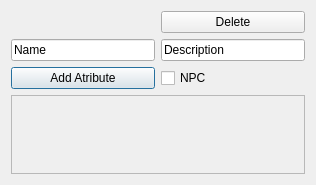
Before: the Qt Designer form charactertab.ui in Michael-A-D/HelloWorlds, drawn with Qt 5.
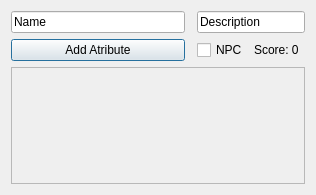
After: the same form once the commit is applied.

Commit message: Adding core module: computes score from abilities to characters

What changed in the file:
```diff
--- a/charactertab.ui
+++ b/charactertab.ui
@@ -7,7 +7,7 @@
     <x>0</x>
     <y>0</y>
     <width>316</width>
-    <height>185</height>
+    <height>195</height>
    </rect>
   </property>
   <property name="sizePolicy">
@@ -20,14 +20,42 @@
    <string>Dialog</string>
   </property>
   <layout class="QGridLayout" name="gridLayout">
-   <item row="3" column="1">
+   <item row="0" column="0">
+    <widget class="QLineEdit" name="name">
+     <property name="text">
+      <string>Name</string>
+     </property>
+    </widget>
+   </item>
+   <item row="2" column="2">
     <widget class="QCheckBox" name="npc">
      <property name="text">
       <string>NPC</string>
      </property>
     </widget>
    </item>
-   <item row="4" column="0" colspan="2">
+   <item row="2" column="0">
+    <widget class="QPushButton" name="pushButton">
+     <property name="text">
+      <string>Add Atribute</string>
+     </property>
+    </widget>
+   </item>
+   <item row="2" column="3">
+    <widget class="QLabel" name="score">
+     <property name="text">
+      <string>Score: 0</string>
+     </property>
+    </widget>
+   </item>
+   <item row="0" column="2" colspan="2">
+    <widget class="QLineEdit" name="descritpion">
+     <property name="text">
+      <string>Description</string>
+     </property>
+    </widget>
+   </item>
+   <item row="4" column="0" colspan="4">
     <widget class="QScrollArea" name="scrollArea">
      <property name="widgetResizable">
       <bool>true</bool>
@@ -38,7 +66,7 @@
         <x>0</x>
         <y>0</y>
         <width>296</width>
-        <height>66</height>
+        <height>109</height>
        </rect>
       </property>
       <property name="sizePolicy">
@@ -50,34 +78,6 @@
      </widget>
     </widget>
    </item>
-   <item row="3" column="0">
-    <widget class="QPushButton" name="pushButton">
-     <property name="text">
-      <string>Add Atribute</string>
-     </property>
-    </widget>
-   </item>
-   <item row="1" column="1">
-    <widget class="QLineEdit" name="descritpion">
-     <property name="text">
-      <string>Description</string>
-     </property>
-    </widget>
-   </item>
-   <item row="1" column="0">
-    <widget class="QLineEdit" name="name">
-     <property name="text">
-      <string>Name</string>
-     </property>
-    </widget>
-   </item>
-   <item row="0" column="1">
-    <widget class="QPushButton" name="delete_2">
-     <property name="text">
-      <string>Delete</string>
-     </property>
-    </widget>
-   </item>
   </layout>
  </widget>
  <resources/>
```
The commit also changes 11 other files.
